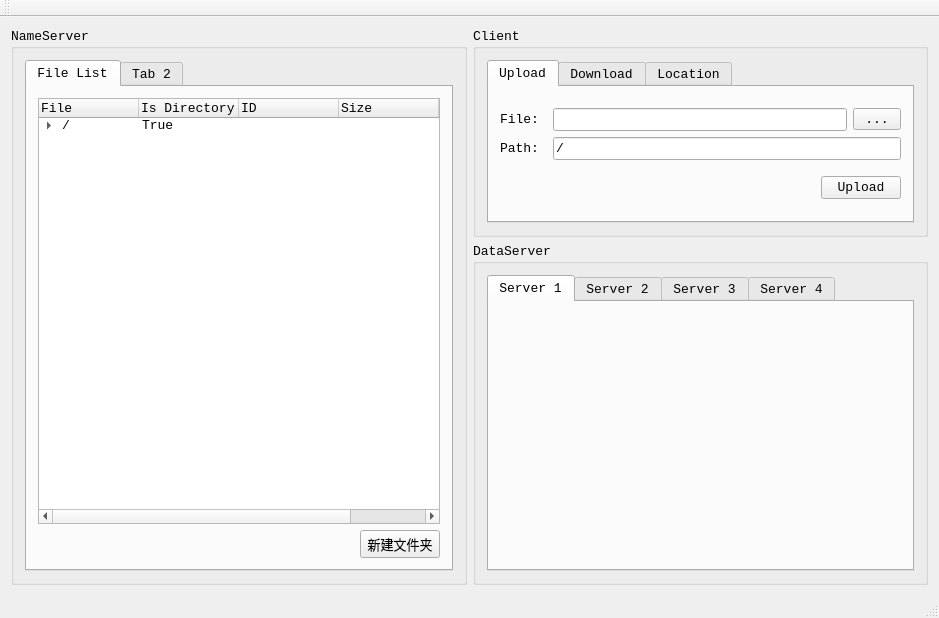
Old version of the form Mini-DFS/MiniDFS.ui in the repository suisiyuan/Mini-DFS.
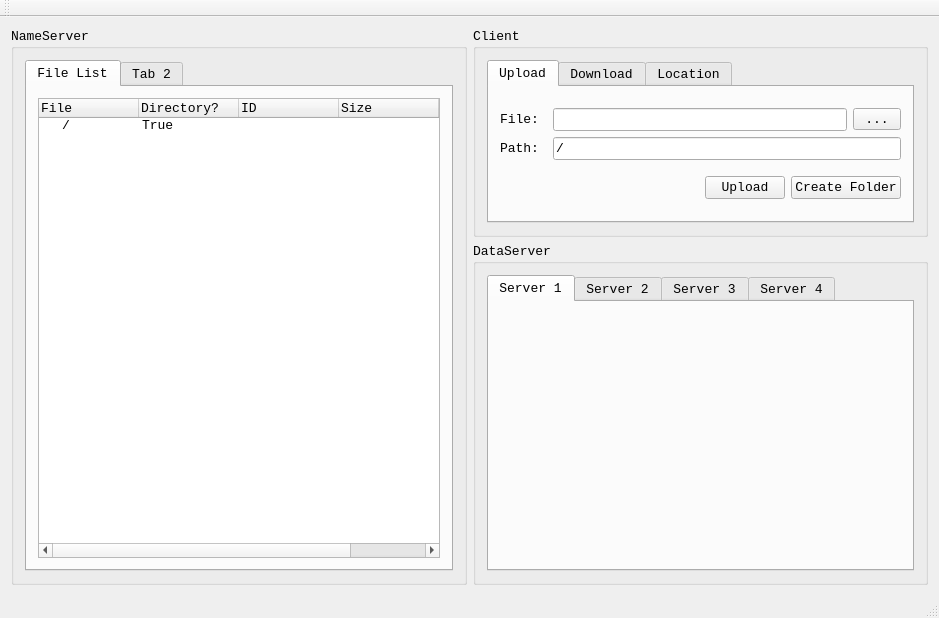
New version of the form.

Patch:
```diff
--- a/Mini-DFS/MiniDFS.ui
+++ b/Mini-DFS/MiniDFS.ui
@@ -46,7 +46,7 @@
              </column>
              <column>
               <property name="text">
-               <string>Is Directory</string>
+               <string>Directory?</string>
               </property>
              </column>
              <column>
@@ -74,43 +74,7 @@
               <property name="text">
                <string/>
               </property>
-              <item>
-               <property name="text">
-                <string>/data</string>
-               </property>
-               <property name="text">
-                <string>True</string>
-               </property>
-              </item>
-              <item>
-               <property name="text">
-                <string>text.pdf</string>
-               </property>
-               <property name="text">
-                <string>False</string>
-               </property>
-              </item>
-             </item>
-            </widget>
-           </item>
-           <item row="1" column="0">
-            <spacer name="horizontalSpacer_3">
-             <property name="orientation">
-              <enum>Qt::Horizontal</enum>
-             </property>
-             <property name="sizeHint" stdset="0">
-              <size>
-               <width>300</width>
-               <height>20</height>
-              </size>
-             </property>
-            </spacer>
-           </item>
-           <item row="1" column="1">
-            <widget class="QPushButton" name="createDirBtn">
-             <property name="text">
-              <string>新建文件夹</string>
-             </property>
+             </item>
             </widget>
            </item>
           </layout>
@@ -146,8 +110,8 @@
           <attribute name="title">
            <string>Upload</string>
           </attribute>
-          <layout class="QGridLayout" name="gridLayout_4">
-           <item row="0" column="0" colspan="2">
+          <layout class="QVBoxLayout" name="verticalLayout">
+           <item>
             <layout class="QGridLayout" name="gridLayout">
              <item row="0" column="0">
               <widget class="QLabel" name="label">
@@ -201,26 +165,37 @@
              </item>
             </layout>
            </item>
-           <item row="1" column="0">
+           <item>
+            <layout class="QHBoxLayout" name="horizontalLayout_4">
+             <item>
             <spacer name="horizontalSpacer">
              <property name="orientation">
               <enum>Qt::Horizontal</enum>
              </property>
              <property name="sizeHint" stdset="0">
               <size>
-               <width>300</width>
+                 <width>38</width>
                <height>20</height>
               </size>
              </property>
             </spacer>
            </item>
-           <item row="1" column="1">
+             <item>
             <widget class="QPushButton" name="uploadBtn">
              <property name="text">
               <string>Upload</string>
              </property>
             </widget>
            </item>
+             <item>
+              <widget class="QPushButton" name="createDirBtn">
+               <property name="text">
+                <string>Create Folder</string>
+               </property>
+              </widget>
+             </item>
+            </layout>
+           </item>
           </layout>
          </widget>
          <widget class="QWidget" name="tab_download">
```
Left out of the diff: 23 changed lines with no effect on the pictures. Lines whose indentation alone changed are shown as unchanged.
